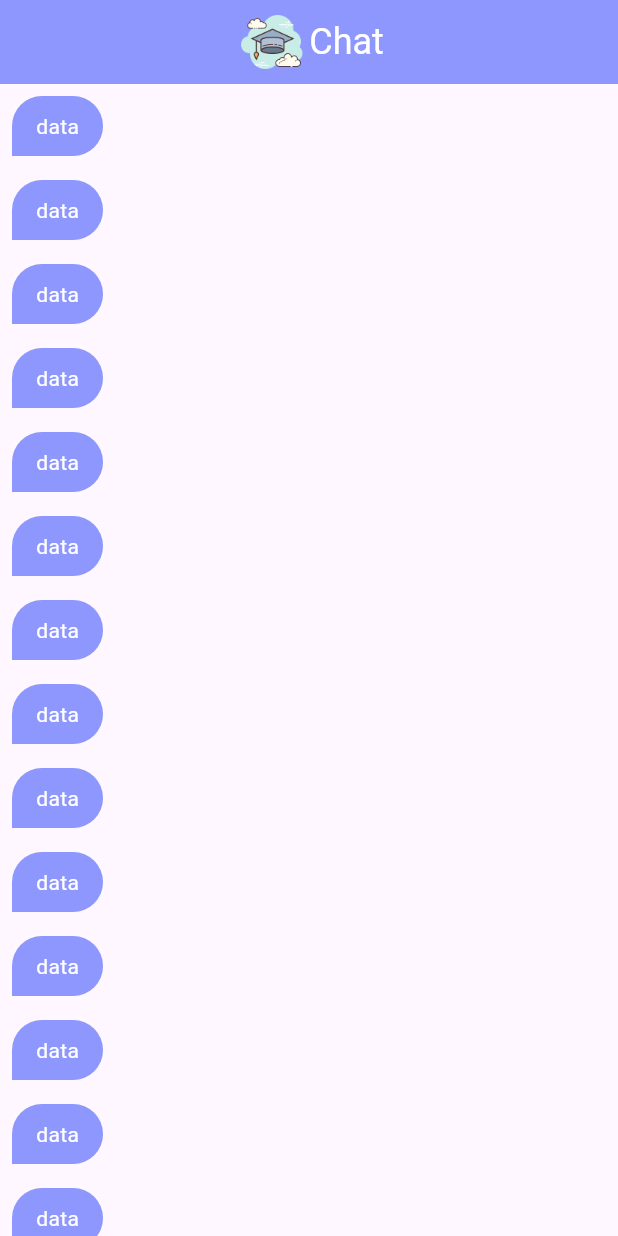
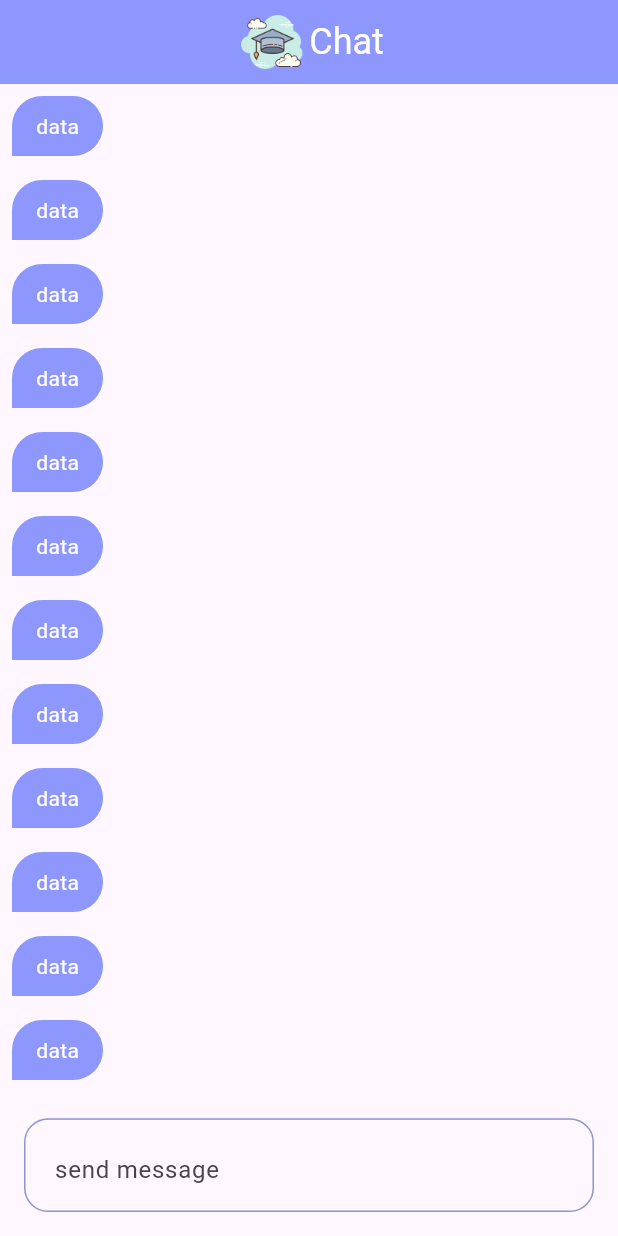
Before and after one commit to NesreenKhaled/scholar_chat_app, a Flutter app: the ChatPage screen opened by its route, on a phone screen of 412 x 824 dp. Run offline on Flutter 3.47's test engine with Material 3 defaults, Android fonts, the phone set to English and light mode, and no system bars; our stand-ins replace firebase_auth, firebase_core, modal_progress_hud_nsn; accounts and stored records are empty.

Commit message:
finish ui

```diff
--- a/lib/pages/chat_page.dart
+++ b/lib/pages/chat_page.dart
@@ -26,9 +26,32 @@ class ChatPage extends StatelessWidget {
         centerTitle: true,
         automaticallyImplyLeading: false,
       ),
-      body: ListView.builder(itemBuilder: (context, index) {
-        return ChatBubble();
-      },),
+      body: Column(
+        children: [
+          Expanded(
+            child: ListView.builder(itemBuilder: (context, index ) {
+
+              return ChatBubble();
+            },),
+          ),
+          Padding(
+            padding: const EdgeInsets.all(16.0),
+            child: TextField(
+              decoration: InputDecoration(
+                hintText: ' send message',
+                suffix: Icon(Icons.send, color: const Color.fromARGB(255, 146, 146, 204),),
+                border: OutlineInputBorder(
+                  borderRadius: BorderRadius.circular(16)
+                ),
+                enabledBorder: OutlineInputBorder(
+                  borderRadius: BorderRadius.circular(16),
+                  borderSide: BorderSide(color: const Color.fromARGB(255, 146, 146, 204), )
+                ),
+              ),
+            ),
+          ),
+        ],
+      ),
     );
   }
 }
```
